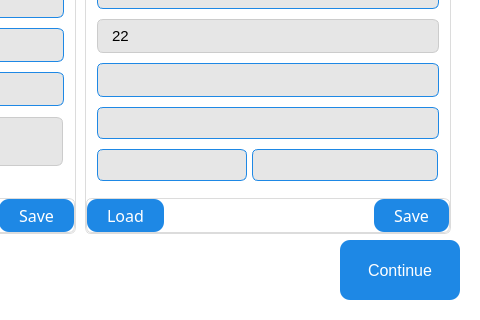
The window that QT_APP/devicesettings.ui (eSpark-Backup/nabilfesal-msm-fw) describes before a commit, drawn with Qt 5; both pictures show x 320 to 800 and y 183 to 503 of the 800 by 503 pixel window.
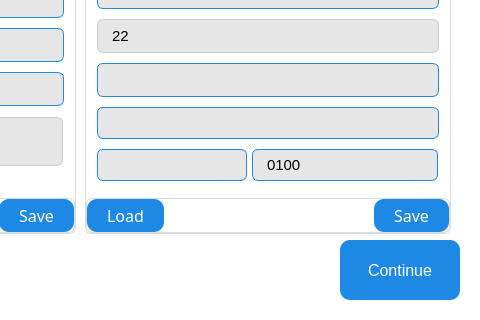
The same window after the commit. The open tabs and pages were chosen to show the change. Icons and pictures are not drawn.

The edit to the form file:
```diff
--- a/QT_APP/devicesettings.ui
+++ b/QT_APP/devicesettings.ui
@@ -1645,6 +1645,9 @@
     font-size: 15px;
     color: black;</string>
                    </property>
+                   <property name="text">
+                    <string>0100</string>
+                   </property>
                   </widget>
                  </item>
                 </layout>
```
